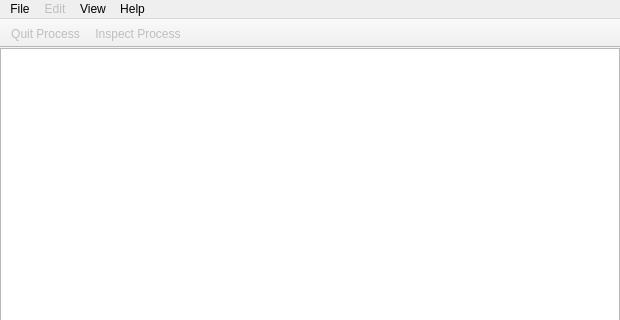
Old version of the form Under Construction/Activity Monitor.app/Resources/main_window.ui in the repository helloSystem/Utilities; both pictures show x 0 to 620 and y 0 to 320 of the 620 by 677 pixel window.
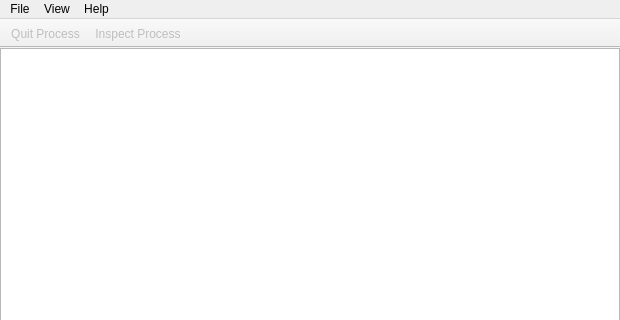
New version of the form. Icons and pictures are not drawn. Custom widgets are drawn as their Qt base class.

Patch:
```diff
--- a/Under Construction/Activity Monitor.app/Resources/main_window.ui
+++ b/Under Construction/Activity Monitor.app/Resources/main_window.ui
@@ -2335,14 +2335,6 @@
     </property>
     <addaction name="actionQuit"/>
    </widget>
-   <widget class="QMenu" name="menuEdit">
-    <property name="enabled">
-     <bool>false</bool>
-    </property>
-    <property name="title">
-     <string>Edit</string>
-    </property>
-   </widget>
    <widget class="QMenu" name="menuView">
     <property name="title">
      <string>View</string>
@@ -2397,7 +2389,6 @@
     <addaction name="ActionMenuHelpAbout"/>
    </widget>
    <addaction name="menuFile"/>
-   <addaction name="menuEdit"/>
    <addaction name="menuView"/>
    <addaction name="menuHelp"/>
   </widget>
```
Left out of the diff: 4 changed lines with no effect on the pictures.
